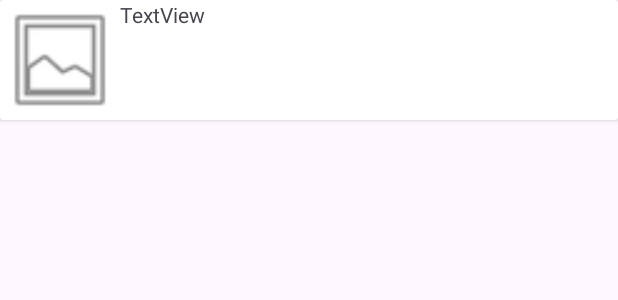
After one commit to salmdoo/Kotlin-FoodiePal, an Android app: the layout blog_item.xml on its own in the app's theme, with its tools: preview values and no code run, on a phone screen of 412 x 824 dp. The commit adds this screen. Shown: the top 300 px of the screen. Run offline under Robolectric (Android 15) with nearby library versions, the phone set to English and light mode, and no system bars.

Commit message:
add blog feature

```diff
--- a/app/src/main/java/com/example/foodiepal/RecipesFragment.kt
+++ /dev/null
@@ -1,6 +0,0 @@
-package com.example.foodiepal
-
-// TODO: Rename parameter arguments, choose names that match
-// the fragment initialization parameters, e.g. ARG_ITEM_NUMBER
-private const val ARG_PARAM1 = "param1"
-private const val ARG_PARAM2 = "param2"
--- /dev/null
+++ b/app/src/main/res/layout/blog_item.xml
@@ -0,0 +1,26 @@
+<?xml version="1.0" encoding="utf-8"?>
+<androidx.cardview.widget.CardView xmlns:android="http://schemas.android.com/apk/res/android"
+    xmlns:app="http://schemas.android.com/apk/res-auto"
+    xmlns:tools="http://schemas.android.com/tools"
+    android:layout_width="match_parent"
+    android:layout_height="wrap_content">
+
+    <LinearLayout
+        android:layout_width="match_parent"
+        android:layout_height="80dp"
+        android:orientation="horizontal">
+
+        <ImageView
+            android:id="@+id/imageView2"
+            android:layout_width="80dp"
+            android:layout_height="80dp"
+            android:src="@android:drawable/ic_menu_gallery" />
+
+        <TextView
+            android:id="@+id/textView2"
+            android:layout_width="wrap_content"
+            android:layout_height="wrap_content"
+            android:layout_weight="1"
+            android:text="TextView" />
+    </LinearLayout>
+</androidx.cardview.widget.CardView>
--- a/app/src/main/res/layout/fragment_meal.xml
+++ b/app/src/main/res/layout/fragment_meal.xml
@@ -3,7 +3,7 @@
     xmlns:tools="http://schemas.android.com/tools"
     android:layout_width="match_parent"
     android:layout_height="match_parent"
-    tools:context=".MealPlanFragment">
+    tools:context=".mealPlan.MealPlanFragment">
 
     <!-- TODO: Update blank fragment layout -->
     <TextView
--- a/app/src/main/res/layout/fragment_recipes.xml
+++ b/app/src/main/res/layout/fragment_recipes.xml
@@ -5,9 +5,6 @@
     android:layout_height="match_parent"
     xmlns:app="http://schemas.android.com/apk/res-auto"
     tools:context=".recipe.RecipesFragment">
-
-
-
     <androidx.recyclerview.widget.RecyclerView
         android:layout_width="match_parent"
         android:layout_height="wrap_content"
@@ -19,6 +16,6 @@
         android:layout_gravity="bottom|end"
         android:layout_marginEnd="@dimen/fab_margin"
         android:layout_marginBottom="16dp"
-        app:srcCompat="@android:drawable/ic_dialog_email" />
+        app:srcCompat="@android:drawable/ic_input_add" />
 
 </FrameLayout>
```
Also changed, not shown: app/src/main/java/com/example/foodiepal/BlogFragment.kt (deleted, +0 -59 lines), app/src/main/java/com/example/foodiepal/MainActivity.kt (+9 -6 lines), app/src/main/java/com/example/foodiepal/MealPlanFragment.kt (deleted, +0 -59 lines), app/src/main/java/com/example/foodiepal/blog/BlogAdapter.kt (added, +27 -0 lines), app/src/main/java/com/example/foodiepal/blog/BlogFragment.kt (added, +53 -0 lines), app/src/main/java/com/example/foodiepal/mealPlan/MealPlanFragment.kt (added, +20 -0 lines), app/src/main/res/layout/fragment_blog.xml (+12 -4 lines), app/src/main/res/layout/popup_add_blog.xml (added, +30 -0 lines).
